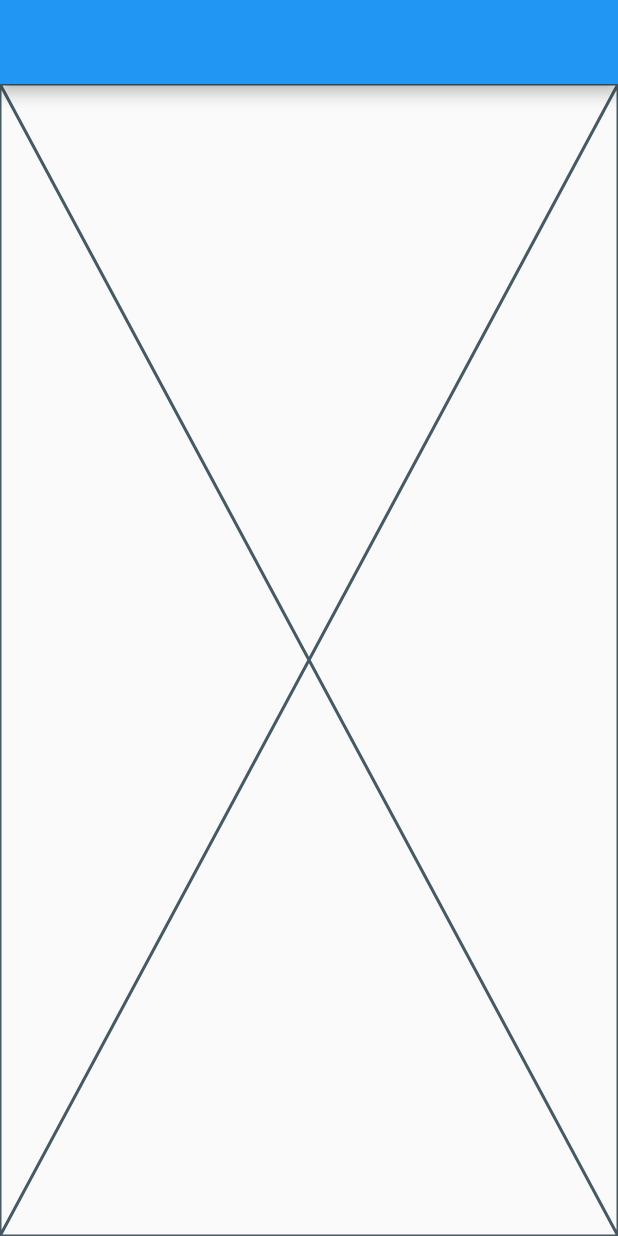
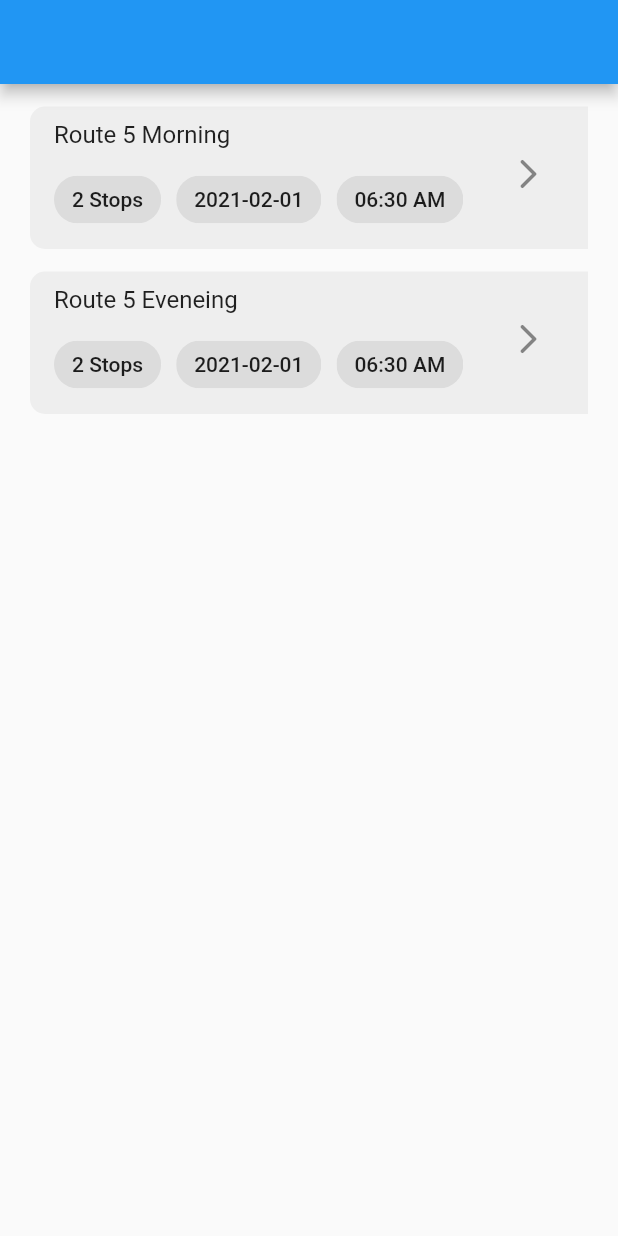
Before and after one commit to salmannaeem112215/tracking_route_app, a Flutter app: the screen it shows after launch, on a phone screen of 412 x 824 dp. Run offline on Flutter 3.47's test engine with Material 2 defaults, Android fonts, the phone set to English and light mode, and no system bars; drawn by our look-alikes of flutter_slidable.

Commit message:
Added Track Tile UI

```diff
--- a/lib/data/tracks.dart
+++ b/lib/data/tracks.dart
@@ -5,13 +5,39 @@ import 'package:tracking_route_app/models/time.dart';
 import '../models/track.dart';
 
 class Tracks extends ChangeNotifier {
-  Tracks(List<Track> t) {
-    tracks = t;
+  Tracks.database(List<Track> t) {
+    _tracks = t;
   }
+  Tracks();
 
-  List<Track> tracks = [
+  List<Track> _tracks = [
     // Default Tracks
     Track(name: 'Route 5 Morning', stops: [
+      Stop(
+        name: 'Qainchi',
+        description: "Near KFC PLAZA",
+        location: const Location.latLon(31.46399057144011, 74.34861657311502),
+        timeOfArrival: TimeFuncs.stringToDateTime('2022-02-08 06:30:00'),
+        routeNo: "5",
+        isMorning: false,
+      ),
+      Stop(
+        name: 'Pacakges Gate 3',
+        description: "Near KFC PLAZA",
+        location: const Location.latLon(31.472189828898024, 74.35277936151842),
+        timeOfArrival: TimeFuncs.stringToDateTime('2022-02-08 06:35:00'),
+        routeNo: "5",
+        isMorning: false,
+      ),
+    ], path: [
+      const Location.lonLat(74.348862, 31.464016),
+      const Location.lonLat(74.348866, 31.464927),
+      const Location.lonLat(74.348871, 31.465164),
+      const Location.lonLat(74.348889, 31.46559),
+      const Location.lonLat(74.34892, 31.465769),
+      const Location.lonLat(31.472189828898024, 74.35277936151842),
+    ]),
+    Track(name: 'Route 5 Eveneing', stops: [
       Stop(
         name: 'Qainchi',
         description: "Near KFC PLAZA",
@@ -38,13 +64,17 @@ class Tracks extends ChangeNotifier {
     ])
   ];
 
+  List<Track> getTracks() {
+    return _tracks;
+  }
+
   void addTrack(String trackName) {
-    tracks.add(Track(name: trackName, stops: [], path: []));
+    _tracks.add(Track(name: trackName, stops: [], path: []));
     notifyListeners();
   }
 
   void removeTrack(int index) {
-    tracks.removeAt(index);
+    _tracks.removeAt(index);
     notifyListeners();
   }
 }
--- a/lib/main.dart
+++ b/lib/main.dart
@@ -1,7 +1,9 @@
 import 'package:flutter/material.dart';
+import 'package:tracking_route_app/data/tracks.dart';
 import 'package:tracking_route_app/routes.dart';
 
 import './screen/home/home_screen.dart';
+import 'package:provider/provider.dart';
 
 void main() {
   runApp(const MyApp());
@@ -13,13 +15,16 @@ class MyApp extends StatelessWidget {
   // This widget is the root of your application.
   @override
   Widget build(BuildContext context) {
-    return MaterialApp(
-      title: 'Flutter Demo',
-      theme: ThemeData(
-        primarySwatch: Colors.blue,
+    return ChangeNotifierProvider(
+      create: (context) => Tracks(),
+      child: MaterialApp(
+        title: 'Flutter Demo',
+        theme: ThemeData(
+          primarySwatch: Colors.blue,
+        ),
+        initialRoute: HomeScreen.routeName,
+        routes: routes,
       ),
-      initialRoute: HomeScreen.routeName,
-      routes: routes,
     );
   }
 }
--- a/lib/models/time.dart
+++ b/lib/models/time.dart
@@ -1,6 +1,25 @@
 class TimeFuncs {
   static String dateTimeToString(DateTime dateTime) {
     return "${dateTime.year.toString().padLeft(4, '0')}-${dateTime.month.toString().padLeft(2, '0')}-${dateTime.day.toString().padLeft(2, '0')} ${dateTime.hour.toString().padLeft(2, '0')}:${dateTime.minute.toString().padLeft(2, '0')}:${dateTime.second.toString().padLeft(2, '0')}";
+  }
+
+  static String dateTimeToTimeString(DateTime dateTime) {
+    return "${dateTime.year.toString().padLeft(4, '0')}-${dateTime.month.toString().padLeft(2, '0')}-${dateTime.day.toString().padLeft(2, '0')} ";
+  }
+
+  static String dateTimeToDateString(DateTime dateTime) {
+    bool isAm = true;
+    int hour = dateTime.hour;
+    if (hour > 11) {
+      if (hour == 12) {
+        isAm = false;
+      } else {
+        hour -= 12;
+        isAm = false;
+      }
+    }
+
+    return "${hour.toString().padLeft(2, '0')}:${dateTime.minute.toString().padLeft(2, '0')} ${isAm ? "AM" : "PM"}";
   }
 
   static DateTime stringToDateTime(String dateTimeString) {
--- a/lib/screen/home/components/body.dart
+++ b/lib/screen/home/components/body.dart
@@ -1,10 +1,28 @@
 import 'package:flutter/material.dart';
+import 'package:provider/provider.dart';
+import 'package:tracking_route_app/data/tracks.dart';
+
+import './track_tile.dart';
 
 class Body extends StatelessWidget {
   const Body({super.key});
 
   @override
   Widget build(BuildContext context) {
-    return const Placeholder();
+    return Consumer<Tracks>(
+      builder: (context, value, child) => ListView.builder(
+        itemCount: value.getTracks().length,
+        itemBuilder: (context, index) => TrackTile(
+          trackName: value.getTracks()[index].name,
+          totalStops: value.getTracks()[index].busStops.stops.length,
+          onPress: () {},
+          onDelete: () {},
+          onUpload: () {},
+          // Default Values
+          date: '2021-02-01',
+          time: '06:30 AM',
+        ),
+      ),
+    );
   }
 }
--- /dev/null
+++ b/lib/screen/home/components/track_tile.dart
@@ -0,0 +1,101 @@
+import 'package:flutter/material.dart';
+import 'package:flutter_slidable/flutter_slidable.dart';
+
+class TrackTile extends StatelessWidget {
+  const TrackTile({
+    super.key,
+    required this.trackName,
+    required this.totalStops,
+    required this.date,
+    required this.time,
+    required this.onPress,
+    required this.onDelete,
+    required this.onUpload,
+  });
+  final String trackName;
+  final int totalStops;
+  final String date;
+  final String time;
+  final Function onPress;
+  final Function onDelete;
+  final Function onUpload;
+
+  @override
+  Widget build(BuildContext context) {
+    return Container(
+      margin: const EdgeInsets.only(left: 20, right: 20, top: 15),
+      decoration: BoxDecoration(
+        borderRadius: BorderRadius.circular(10),
+      ),
+      child: Slidable(
+        endActionPane: buttons(),
+        child: trackTile(),
+      ),
+    );
+  }
+
+  Container trackTile() {
+    return Container(
+      padding: const EdgeInsets.symmetric(vertical: 5),
+      decoration: BoxDecoration(
+        color: Colors.grey.shade200,
+        borderRadius: const BorderRadius.horizontal(left: Radius.circular(10)),
+      ),
+      child: ListTile(
+        title: Text(trackName),
+        trailing: IconButton(
+          icon: const Icon(Icons.arrow_forward_ios_rounded),
+          onPressed: () => onPress(),
+        ),
+        subtitle: Padding(
+          padding: const EdgeInsets.only(top: 10),
+          child: SingleChildScrollView(
+            scrollDirection: Axis.horizontal,
+            child: Row(
+              mainAxisSize: MainAxisSize.min,
+              children: [
+                Padding(
+                  padding: const EdgeInsets.only(right: 10),
+                  child: Chip(
+                    label: Text('$totalStops Stops'),
+                  ),
+                ),
+                Padding(
+                  padding: const EdgeInsets.only(right: 10),
+                  child: Chip(
+                    label: Text(date),
+                  ),
+                ),
+                Padding(
+                  padding: const EdgeInsets.only(right: 10),
+                  child: Chip(
+                    label: Text(time),
+                  ),
+                ),
+              ],
+            ),
+          ),
+        ),
+      ),
+    );
+  }
+
+  ActionPane buttons() {
+    return ActionPane(motion: const StretchMotion(), children: [
+      // Upload Button
+      SlidableAction(
+        onPressed: (ctx) => onUpload(),
+        icon: Icons.cloud_upload_rounded,
+        foregroundColor: Colors.white,
+        backgroundColor: Colors.green.shade300,
+      ),
+      // Delete Button
+      SlidableAction(
+        onPressed: (ctx) => onDelete(),
+        icon: Icons.delete,
+        borderRadius: const BorderRadius.horizontal(right: Radius.circular(10)),
+        backgroundColor: Colors.red.shade500,
+      )
+    ]);
+  }
+}
--- a/pubspec.yaml
+++ b/pubspec.yaml
@@ -36,6 +36,7 @@ dependencies:
   # Use with the CupertinoIcons class for iOS style icons.
   cupertino_icons: ^1.0.2
   provider: ^6.0.5
+  flutter_slidable: ^2.0.0
 
 dev_dependencies:
   flutter_test:
```
Also changed, not shown: pubspec.lock.
